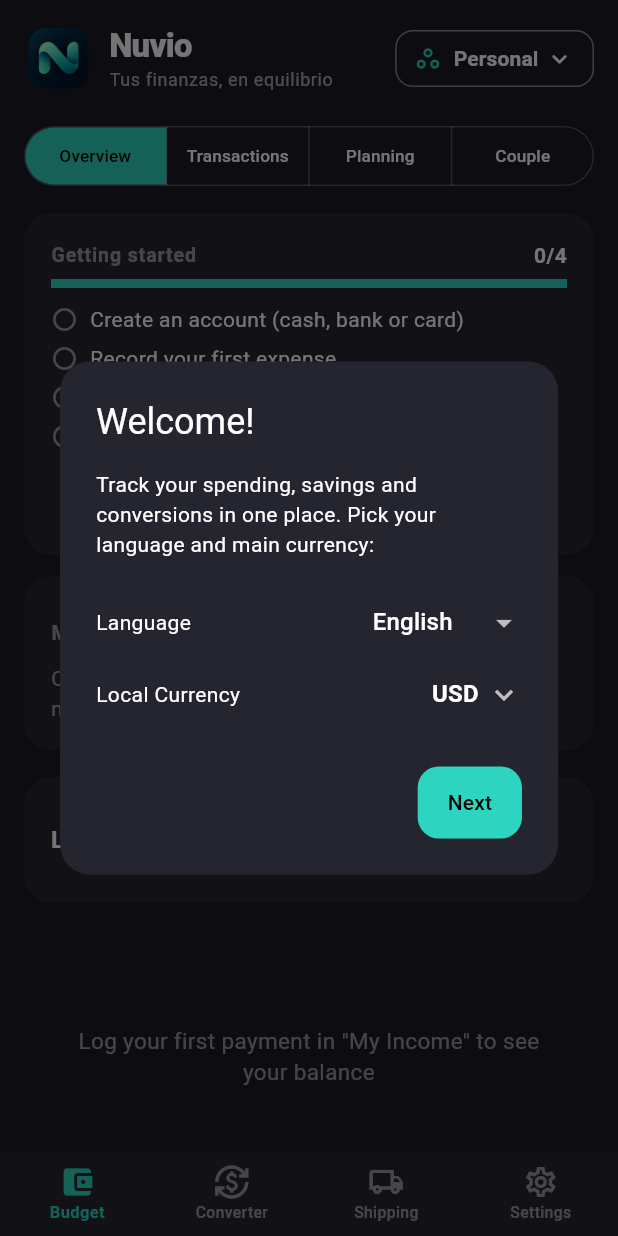
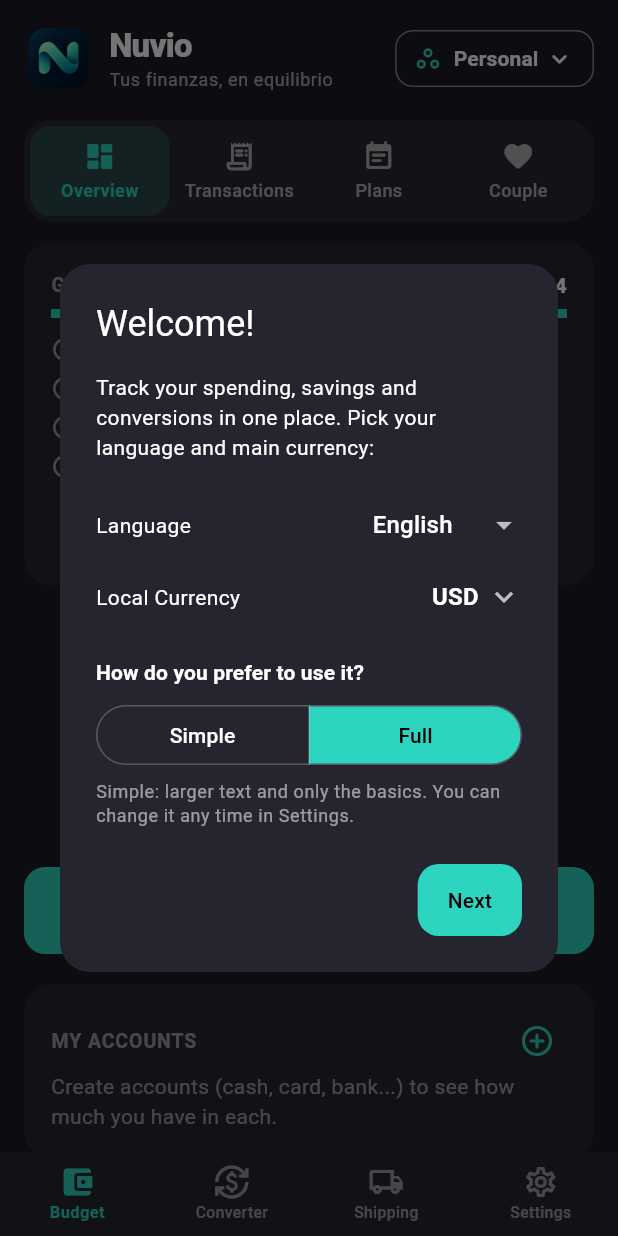
Before and after one commit to NoctisZr/expense_tracker, a Flutter app: the screen it shows after launch, on a phone screen of 412 x 824 dp. Run offline on Flutter 3.47's test engine with Material 3 defaults, Android fonts, the light colour scheme and no system bars; our stand-ins replace file_picker, fl_chart, flutter_local_notifications, hive, hive_flutter, image_picker and 3 more; missing offline and left inert: cryptography, google_mlkit_text_recognition, quick_actions; accounts and stored records are empty; network calls fail.

Commit message:
v2.1.0: interfaz mas limpia, pestañas con icono, ajustes por secciones

```diff
--- a/lib/app_config.dart
+++ b/lib/app_config.dart
@@ -5,10 +5,10 @@
 const String kAppName = 'Nuvio';
 
 /// Versión de la app (viene de pubspec.yaml).
-const String kAppVersion = '2.0.0';
+const String kAppVersion = '2.1.0';
 
 /// Número de build (lo que va después del "+" en pubspec.yaml).
-const int kAppBuild = 18;
+const int kAppBuild = 19;
 
 /// "owner/nombre" del repositorio de GitHub donde se publican los releases.
 /// Vacío = sin comprobación de actualizaciones.
--- a/lib/l10n/app_strings.dart
+++ b/lib/l10n/app_strings.dart
@@ -115,6 +115,25 @@ class AppStrings {
       'region_listo': 'Moneda local configurada: {c} (país {p}). Puedes cambiarla en el Resumen.',
       'sugerir_idioma': 'Esta moneda suele usarse con {l}. ¿Cambiar el idioma?',
       'cambiar_idioma_btn': 'Cambiar',
+      // --- v2.1: interfaz más limpia ---
+      'tab_planes': 'Planes',
+      'anadir_gasto_grande': 'Añadir gasto',
+      'mas_detalles': 'Más detalles',
+      'mas_detalles_ayuda': 'Análisis, vista anual, categorías y moneda',
+      'ajustes_basico': 'Lo básico',
+      'ajustes_basico_d': 'Idioma, colores y tamaño de letra',
+      'ajustes_avisos': 'Avisos y seguridad',
+      'ajustes_avisos_d': 'Notificaciones, PIN y huella',
+      'ajustes_dinero': 'Mi dinero',
+      'ajustes_dinero_d': 'Presupuesto, monedas, tasas y categorías',
+      'ajustes_datos': 'Mis datos',
+      'ajustes_datos_d': 'Respaldos, exportar e importar',
+      'ajustes_avanzado': 'Avanzado',
+      'ajustes_avanzado_d': 'Mods y fondo personalizado',
+      'onb_modo': '¿Cómo prefieres usarla?',
+      'onb_modo_simple': 'Sencilla',
+      'onb_modo_completo': 'Completa',
+      'onb_modo_ayuda': 'Sencilla: letra más grande y solo lo básico. Puedes cambiarlo cuando quieras en Ajustes.',
       // --- v2.0: finanzas en pareja ---
       'pa_titulo': 'Pareja',
       'pa_tab_saldo': 'Saldo',
@@ -982,6 +1001,25 @@ class AppStrings {
       'region_listo': 'Local currency set to {c} (country {p}). You can change it on the Summary screen.',
       'sugerir_idioma': 'This currency is usually used with {l}. Change the language?',
       'cambiar_idioma_btn': 'Change',
+      // --- v2.1: interfaz más limpia ---
+      'tab_planes': 'Plans',
+      'anadir_gasto_grande': 'Add expense',
+      'mas_detalles': 'More details',
+      'mas_detalles_ayuda': 'Analysis, yearly view, categories and currency',
+      'ajustes_basico': 'The basics',
+      'ajustes_basico_d': 'Language, colors and text size',
+      'ajustes_avisos': 'Alerts and security',
+      'ajustes_avisos_d': 'Notifications, PIN and fingerprint',
+      'ajustes_dinero': 'My money',
+      'ajustes_dinero_d': 'Budget, currencies, rates and categories',
+      'ajustes_datos': 'My data',
+      'ajustes_datos_d': 'Backups, export and import',
+      'ajustes_avanzado': 'Advanced',
+      'ajustes_avanzado_d': 'Mods and custom background',
+      'onb_modo': 'How do you prefer to use it?',
+      'onb_modo_simple': 'Simple',
+      'onb_modo_completo': 'Full',
+      'onb_modo_ayuda': 'Simple: larger text and only the basics. You can change it any time in Settings.',
       // --- v2.0: finanzas en pareja ---
       'pa_titulo': 'Couple',
       'pa_tab_saldo': 'Balance',
@@ -1849,6 +1887,25 @@ class AppStrings {
       'region_listo': 'Moeda local definida: {c} (país {p}). Você pode alterá-la no Resumo.',
       'sugerir_idioma': 'Esta moeda costuma ser usada com {l}. Mudar o idioma?',
       'cambiar_idioma_btn': 'Mudar',
+      // --- v2.1: interfaz más limpia ---
+      'tab_planes': 'Planos',
+      'anadir_gasto_grande': 'Adicionar gasto',
+      'mas_detalles': 'Mais detalhes',
+      'mas_detalles_ayuda': 'Análise, visão anual, categorias e moeda',
+      'ajustes_basico': 'O básico',
+      'ajustes_basico_d': 'Idioma, cores e tamanho da letra',
+      'ajustes_avisos': 'Avisos e segurança',
+      'ajustes_avisos_d': 'Notificações, PIN e biometria',
+      'ajustes_dinero': 'Meu dinheiro',
+      'ajustes_dinero_d': 'Orçamento, moedas, taxas e categorias',
+      'ajustes_datos': 'Meus dados',
+      'ajustes_datos_d': 'Backups, exportar e importar',
+      'ajustes_avanzado': 'Avançado',
+      'ajustes_avanzado_d': 'Mods e fundo personalizado',
+      'onb_modo': 'Como você prefere usar?',
+      'onb_modo_simple': 'Simples',
+      'onb_modo_completo': 'Completo',
+      'onb_modo_ayuda': 'Simples: letra maior e só o básico. Você pode mudar quando quiser em Ajustes.',
       // --- v2.0: finanzas en pareja ---
       'pa_titulo': 'Casal',
       'pa_tab_saldo': 'Saldo',
--- a/lib/screens/dashboard_screen.dart
+++ b/lib/screens/dashboard_screen.dart
@@ -22,6 +22,7 @@ import '../widgets/budget_section.dart';
 import '../widgets/category_selector_row.dart';
 import '../widgets/category_summary.dart';
 import '../widgets/couple_view.dart';
+import '../widgets/view_tabs.dart';
 import '../widgets/credits_section.dart';
 import '../widgets/region_helpers.dart';
 import '../widgets/envelopes_section.dart';
@@ -229,25 +230,15 @@ class _DashboardScreenState extends State<DashboardScreen> {
               ],
             ),
             const SizedBox(height: 18),
-            SizedBox(
-              width: double.infinity,
-              child: SegmentedButton<int>(
-                showSelectedIcon: false,
-                segments: [
-                  ButtonSegment(value: 0, label: Text(locale.t('vista_resumen'), style: const TextStyle(fontSize: 11.5))),
-                  ButtonSegment(value: 1, label: Text(locale.t('vista_movimientos'), style: const TextStyle(fontSize: 11.5))),
-                  if (!simple)
-                    ButtonSegment(value: 2, label: Text(locale.t('vista_planificacion'), style: const TextStyle(fontSize: 11.5))),
-                  if (!simple)
-                    ButtonSegment(value: 3, label: Text(locale.t('pa_titulo'), style: const TextStyle(fontSize: 11.5))),
+            ViewTabs(
+              selected: _view,
+              onChanged: (value) => setState(() => _view = value),
+              items: [
+                ViewTabItem(value: 0, icon: Icons.dashboard_rounded, label: locale.t('vista_resumen')),
+                ViewTabItem(value: 1, icon: Icons.receipt_long_rounded, label: locale.t('vista_movimientos')),
+                if (!simple) ViewTabItem(value: 2, icon: Icons.event_note_rounded, label: locale.t('tab_planes')),
+                if (!simple) ViewTabItem(value: 3, icon: Icons.favorite_rounded, label: locale.t('pa_titulo')),
               ],
-                selected: {_view},
-                onSelectionChanged: (selection) => setState(() => _view = selection.first),
-                style: SegmentedButton.styleFrom(
-                  selectedBackgroundColor: theme.colorScheme.primary,
-                  selectedForegroundColor: AppColors.onColorFor(theme.colorScheme.primary),
-                ),
-              ),
             ),
             const SizedBox(height: 14),
             if (_view == 0) ...[
@@ -255,27 +246,6 @@ class _DashboardScreenState extends State<DashboardScreen> {
             const BackupNudgeCard(),
             const NextPaymentCard(),
             const GettingStartedCard(),
-            const AccountsSection(),
-            const SizedBox(height: 18),
-            SectionCard(
-              child: Row(
-                mainAxisAlignment: MainAxisAlignment.spaceBetween,
-                children: [
-                  Text(
-                    '${locale.t('moneda_local')}:',
-                    style: theme.textTheme.titleMedium?.copyWith(fontWeight: FontWeight.bold),
-                  ),
-                  CurrencyDropdown(
-                    value: finance.localCurrency,
-                    onChanged: (value) {
-                      finance.setLocalCurrency(value);
-                      maybeSuggestLanguage(context, value);
-                    },
-                  ),
-                ],
-              ),
-            ),
-            const SizedBox(height: 22),
             BalanceDonutChart(
               incomeAmount: incomeAmountLocal,
               incomeDate: mostRecentIncome?.date,
@@ -291,6 +261,18 @@ class _DashboardScreenState extends State<DashboardScreen> {
               balanceNegativoTitulo: locale.t('balance_negativo_titulo'),
               balanceNegativoMensaje: locale.t('balance_negativo_mensaje'),
             ),
+            const SizedBox(height: 14),
+            SizedBox(
+              width: double.infinity,
+              child: ElevatedButton.icon(
+                onPressed: () => setState(() => _view = 1),
+                icon: const Icon(Icons.add_rounded, size: 26),
+                label: Text(locale.t('anadir_gasto_grande'), style: const TextStyle(fontSize: 16, fontWeight: FontWeight.bold)),
+                style: ElevatedButton.styleFrom(padding: const EdgeInsets.symmetric(vertical: 16)),
+              ),
+            ),
+            const SizedBox(height: 20),
+            const AccountsSection(),
             const SizedBox(height: 26),
             Row(
               mainAxisAlignment: MainAxisAlignment.spaceBetween,
@@ -369,14 +351,46 @@ class _DashboardScreenState extends State<DashboardScreen> {
                   onViewDetails: () => showVaultDetailsSheet(context, vault: vault),
                 ),
               ),
+            const SizedBox(height: 14),
+            Theme(
+              data: theme.copyWith(dividerColor: Colors.transparent),
+              child: ExpansionTile(
+                tilePadding: const EdgeInsets.symmetric(horizontal: 4),
+                childrenPadding: const EdgeInsets.only(top: 6),
+                leading: Icon(Icons.unfold_more_rounded, color: theme.colorScheme.primary),
+                title: Text(locale.t('mas_detalles'),
+                    style: theme.textTheme.titleMedium?.copyWith(fontWeight: FontWeight.bold)),
+                subtitle: Text(locale.t('mas_detalles_ayuda'), style: theme.textTheme.bodySmall),
+                children: [
+                  SectionCard(
+                    child: Row(
+                      mainAxisAlignment: MainAxisAlignment.spaceBetween,
+                      children: [
+                        Text(
+                          '${locale.t('moneda_local')}:',
+                          style: theme.textTheme.titleMedium?.copyWith(fontWeight: FontWeight.bold),
+                        ),
+                        CurrencyDropdown(
+                          value: finance.localCurrency,
+                          onChanged: (value) {
+                            finance.setLocalCurrency(value);
+                            maybeSuggestLanguage(context, value);
+                          },
+                        ),
+                      ],
+                    ),
+                  ),
+                  const SizedBox(height: 18),
                   if (!simple) ...[
-              const SizedBox(height: 18),
                     const AnalysisSection(),
                     const SizedBox(height: 18),
                     const AnnualSection(),
+                    const SizedBox(height: 18),
                   ],
-            const SizedBox(height: 18),
                   const CategorySummary(),
+                ],
+              ),
+            ),
             ],
             if (_view == 1) ...[
             const AddExpenseSection(),
--- a/lib/widgets/onboarding_dialog.dart
+++ b/lib/widgets/onboarding_dialog.dart
@@ -2,6 +2,7 @@ import 'package:flutter/material.dart';
 import 'package:provider/provider.dart';
 import '../providers/finance_provider.dart';
 import '../providers/locale_provider.dart';
+import '../providers/theme_provider.dart';
 import 'currency_dropdown.dart';
 
 /// Bienvenida de 3 pasos que solo ve quien abre la app por primera vez
@@ -91,6 +92,23 @@ class _OnboardingDialogState extends State<_OnboardingDialog> {
                 ),
               ],
             ),
+            const SizedBox(height: 16),
+            Text(locale.t('onb_modo'), style: theme.textTheme.titleSmall?.copyWith(fontWeight: FontWeight.bold)),
+            const SizedBox(height: 8),
+            SizedBox(
+              width: double.infinity,
+              child: SegmentedButton<bool>(
+                showSelectedIcon: false,
+                segments: [
+                  ButtonSegment(value: true, label: Text(locale.t('onb_modo_simple'))),
+                  ButtonSegment(value: false, label: Text(locale.t('onb_modo_completo'))),
+                ],
+                selected: {context.watch<ThemeProvider>().simpleMode},
+                onSelectionChanged: (s) => context.read<ThemeProvider>().setSimpleMode(s.first),
+              ),
+            ),
+            const SizedBox(height: 6),
+            Text(locale.t('onb_modo_ayuda'), style: theme.textTheme.bodySmall),
           ],
         );
         break;
--- /dev/null
+++ b/lib/widgets/view_tabs.dart
@@ -0,0 +1,76 @@
+import 'package:flutter/material.dart';
+
+class ViewTabItem {
+  final int value;
+  final IconData icon;
+  final String label;
+  const ViewTabItem({required this.value, required this.icon, required this.label});
+}
+
+/// Pestañas grandes y claras (icono arriba, una palabra abajo) para cambiar
+/// de vista. Siempre caben en una línea: el texto se reduce en lugar de cortarse.
+class ViewTabs extends StatelessWidget {
+  final List<ViewTabItem> items;
+  final int selected;
+  final ValueChanged<int> onChanged;
+
+  const ViewTabs({super.key, required this.items, required this.selected, required this.onChanged});
+
+  @override
+  Widget build(BuildContext context) {
+    final theme = Theme.of(context);
+    final Color primary = theme.colorScheme.primary;
+    final Color muted = theme.colorScheme.onSurface.withValues(alpha: 0.62);
+
+    return Container(
+      padding: const EdgeInsets.all(4),
+      decoration: BoxDecoration(
+        color: theme.colorScheme.onSurface.withValues(alpha: 0.07),
+        borderRadius: BorderRadius.circular(18),
+      ),
+      child: Row(
+        children: [
+          for (final item in items)
+            Expanded(
+              child: Semantics(
+                button: true,
+                selected: item.value == selected,
+                label: item.label,
+                child: InkWell(
+                  borderRadius: BorderRadius.circular(14),
+                  onTap: () => onChanged(item.value),
+                  child: AnimatedContainer(
+                    duration: const Duration(milliseconds: 180),
+                    padding: const EdgeInsets.symmetric(vertical: 9, horizontal: 2),
+                    decoration: BoxDecoration(
+                      color: item.value == selected ? primary.withValues(alpha: 0.18) : Colors.transparent,
+                      borderRadius: BorderRadius.circular(14),
+                    ),
+                    child: Column(
+                      mainAxisSize: MainAxisSize.min,
+                      children: [
+                        Icon(item.icon, size: 22, color: item.value == selected ? primary : muted),
+                        const SizedBox(height: 3),
+                        FittedBox(
+                          fit: BoxFit.scaleDown,
+                          child: Text(
+                            item.label,
+                            maxLines: 1,
+                            style: TextStyle(
+                              fontSize: 12,
+                              fontWeight: item.value == selected ? FontWeight.bold : FontWeight.w500,
+                              color: item.value == selected ? primary : muted,
+                            ),
+                          ),
+                        ),
+                      ],
+                    ),
+                  ),
+                ),
+              ),
+            ),
+        ],
+      ),
+    );
+  }
+}
--- a/pubspec.yaml
+++ b/pubspec.yaml
@@ -1,7 +1,7 @@
 name: expense_tracker
 description: "Expense Tracker: dashboard de finanzas personales con bóvedas de ahorro y conversor de divisas en tiempo real."
 publish_to: 'none'
-version: 2.0.0+18
+version: 2.1.0+19
 
 environment:
   sdk: '>=3.4.0 <4.0.0'
```
Also changed, not shown: lib/screens/settings_screen.dart (+51 -14 lines), lib/widgets/color_picker_dialog.dart (+69 -34 lines), lib/widgets/settings_group.dart (added, +44 -0 lines), 1 other file. Lines whose indentation alone changed are shown as unchanged.
